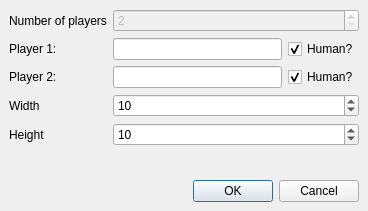
KDE/ksquares, file src/newgamedialog.ui: the form before one commit.
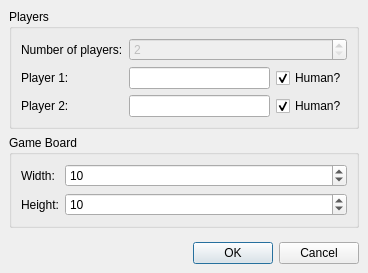
The form after the commit.

```diff
--- a/src/newgamedialog.ui
+++ b/src/newgamedialog.ui
@@ -6,7 +6,7 @@
     <x>0</x>
     <y>0</y>
     <width>368</width>
-    <height>211</height>
+    <height>273</height>
    </rect>
   </property>
   <property name="windowTitle" >
@@ -22,16 +22,44 @@
    <property name="spacing" >
     <number>6</number>
    </property>
-   <item row="0" column="0" >
+   <item row="1" column="0" >
+    <widget class="QGroupBox" name="groupBox_2" >
+     <property name="whatsThis" >
+      <string>&lt;html>&lt;head>&lt;meta name="qrichtext" content="1" />&lt;style type="text/css">
+p, li { white-space: pre-wrap; }
+&lt;/style>&lt;/head>&lt;body style=" font-family:'Sans Serif'; font-size:9pt; font-weight:400; font-style:normal; text-decoration:none;">
+&lt;p style=" margin-top:0px; margin-bottom:0px; margin-left:0px; margin-right:0px; -qt-block-indent:0; text-indent:0px;">Settings for the game board&lt;/p>&lt;/body>&lt;/html></string>
+     </property>
+     <property name="title" >
+      <string>Game Board</string>
+     </property>
     <layout class="QGridLayout" >
      <property name="margin" >
-      <number>0</number>
+       <number>9</number>
      </property>
      <property name="spacing" >
       <number>6</number>
      </property>
-     <item row="2" column="0" >
-      <widget class="QLabel" name="labelPLayer2Name" >
+      <item row="0" column="1" >
+       <widget class="QSpinBox" name="spinWidth" >
+        <property name="sizePolicy" >
+         <sizepolicy>
+          <hsizetype>7</hsizetype>
+          <vsizetype>0</vsizetype>
+          <horstretch>0</horstretch>
+          <verstretch>0</verstretch>
+         </sizepolicy>
+        </property>
+        <property name="minimum" >
+         <number>1</number>
+        </property>
+        <property name="value" >
+         <number>10</number>
+        </property>
+       </widget>
+      </item>
+      <item row="0" column="0" >
+       <widget class="QLabel" name="labelWidth" >
        <property name="whatsThis" >
         <string>&lt;html>&lt;head>&lt;meta name="qrichtext" content="1" />&lt;style type="text/css">
 p, li { white-space: pre-wrap; }
@@ -39,14 +67,32 @@
 &lt;p style=" margin-top:0px; margin-bottom:0px; margin-left:0px; margin-right:0px; -qt-block-indent:0; text-indent:0px; font-family:Sans;">The name of the second player&lt;/p>&lt;/body>&lt;/html></string>
        </property>
        <property name="text" >
-        <string>Player 2:</string>
+         <string>Width:</string>
        </property>
        <property name="buddy" >
         <cstring>playerTwoName</cstring>
        </property>
       </widget>
      </item>
-     <item row="4" column="0" >
+      <item row="1" column="1" >
+       <widget class="QSpinBox" name="spinHeight" >
+        <property name="sizePolicy" >
+         <sizepolicy>
+          <hsizetype>7</hsizetype>
+          <vsizetype>0</vsizetype>
+          <horstretch>0</horstretch>
+          <verstretch>0</verstretch>
+         </sizepolicy>
+        </property>
+        <property name="minimum" >
+         <number>1</number>
+        </property>
+        <property name="value" >
+         <number>10</number>
+        </property>
+       </widget>
+      </item>
+      <item row="1" column="0" >
       <widget class="QLabel" name="labelHeight" >
        <property name="whatsThis" >
         <string>&lt;html>&lt;head>&lt;meta name="qrichtext" content="1" />&lt;style type="text/css">
@@ -55,17 +101,44 @@
 &lt;p style=" margin-top:0px; margin-bottom:0px; margin-left:0px; margin-right:0px; -qt-block-indent:0; text-indent:0px; font-family:Sans;">The number of squares the area is high&lt;/p>&lt;/body>&lt;/html></string>
        </property>
        <property name="text" >
-        <string>Height</string>
+         <string>Height:</string>
        </property>
        <property name="buddy" >
         <cstring>spinHeight</cstring>
        </property>
       </widget>
      </item>
+     </layout>
+    </widget>
+   </item>
      <item row="0" column="0" >
-      <widget class="QLabel" name="numOfPlayersLabel" >
+    <widget class="QGroupBox" name="groupBox" >
+     <property name="whatsThis" >
+      <string>&lt;html>&lt;head>&lt;meta name="qrichtext" content="1" />&lt;style type="text/css">
+p, li { white-space: pre-wrap; }
+&lt;/style>&lt;/head>&lt;body style=" font-family:'Sans Serif'; font-size:9pt; font-weight:400; font-style:normal; text-decoration:none;">
+&lt;p style=" margin-top:0px; margin-bottom:0px; margin-left:0px; margin-right:0px; -qt-block-indent:0; text-indent:0px;">Settings for the players in the game&lt;/p>&lt;/body>&lt;/html></string>
+     </property>
+     <property name="title" >
+      <string>Players</string>
+     </property>
+     <layout class="QGridLayout" >
+      <property name="margin" >
+       <number>9</number>
+      </property>
+      <property name="spacing" >
+       <number>6</number>
+      </property>
+      <item row="2" column="2" >
+       <widget class="QCheckBox" name="playerTwoHuman" >
+        <property name="enabled" >
+         <bool>true</bool>
+        </property>
        <property name="text" >
-        <string>Number of players</string>
+         <string>Human?</string>
+        </property>
+        <property name="checked" >
+         <bool>true</bool>
        </property>
       </widget>
      </item>
@@ -91,8 +164,24 @@
      <item row="1" column="1" >
       <widget class="QLineEdit" name="playerOneName" />
      </item>
-     <item row="3" column="0" >
-      <widget class="QLabel" name="labelWidth" >
+      <item row="0" column="0" >
+       <widget class="QLabel" name="numOfPlayersLabel" >
+        <property name="whatsThis" >
+         <string>&lt;html>&lt;head>&lt;meta name="qrichtext" content="1" />&lt;style type="text/css">
+p, li { white-space: pre-wrap; }
+&lt;/style>&lt;/head>&lt;body style=" font-family:'Sans Serif'; font-size:9pt; font-weight:400; font-style:normal; text-decoration:none;">
+&lt;p style=" margin-top:0px; margin-bottom:0px; margin-left:0px; margin-right:0px; -qt-block-indent:0; text-indent:0px;">How many players will be in the game&lt;/p>&lt;/body>&lt;/html></string>
+        </property>
+        <property name="text" >
+         <string>Number of players:</string>
+        </property>
+        <property name="buddy" >
+         <cstring>spinNumOfPlayers</cstring>
+        </property>
+       </widget>
+      </item>
+      <item row="2" column="0" >
+       <widget class="QLabel" name="labelPLayer2Name" >
        <property name="whatsThis" >
         <string>&lt;html>&lt;head>&lt;meta name="qrichtext" content="1" />&lt;style type="text/css">
 p, li { white-space: pre-wrap; }
@@ -100,7 +189,7 @@
 &lt;p style=" margin-top:0px; margin-bottom:0px; margin-left:0px; margin-right:0px; -qt-block-indent:0; text-indent:0px; font-family:Sans;">The number of squares the area is wide&lt;/p>&lt;/body>&lt;/html></string>
        </property>
        <property name="text" >
-        <string>Width</string>
+         <string>Player 2:</string>
        </property>
        <property name="buddy" >
         <cstring>spinWidth</cstring>
@@ -120,24 +209,19 @@
        </property>
       </widget>
      </item>
-     <item row="2" column="2" >
-      <widget class="QCheckBox" name="playerTwoHuman" >
-       <property name="enabled" >
-        <bool>true</bool>
-       </property>
-       <property name="text" >
-        <string>Human?</string>
-       </property>
-       <property name="checked" >
-        <bool>true</bool>
-       </property>
-      </widget>
-     </item>
      <item row="0" column="1" colspan="2" >
       <widget class="QSpinBox" name="spinNumOfPlayers" >
        <property name="enabled" >
         <bool>false</bool>
        </property>
+        <property name="sizePolicy" >
+         <sizepolicy>
+          <hsizetype>7</hsizetype>
+          <vsizetype>0</vsizetype>
+          <horstretch>0</horstretch>
+          <verstretch>0</verstretch>
+         </sizepolicy>
+        </property>
        <property name="maximum" >
         <number>5</number>
        </property>
@@ -146,51 +230,32 @@
        </property>
       </widget>
      </item>
-     <item row="3" column="1" colspan="2" >
-      <widget class="QSpinBox" name="spinWidth" >
-       <property name="minimum" >
-        <number>1</number>
-       </property>
-       <property name="value" >
-        <number>10</number>
-       </property>
-      </widget>
-     </item>
-     <item row="4" column="1" colspan="2" >
-      <widget class="QSpinBox" name="spinHeight" >
-       <property name="minimum" >
-        <number>1</number>
-       </property>
-       <property name="value" >
-        <number>10</number>
-       </property>
-      </widget>
-     </item>
-    </layout>
+     </layout>
+    </widget>
    </item>
    <item row="2" column="0" >
-    <widget class="QDialogButtonBox" name="buttonBox" >
-     <property name="orientation" >
-      <enum>Qt::Horizontal</enum>
-     </property>
-     <property name="standardButtons" >
-      <set>QDialogButtonBox::Cancel|QDialogButtonBox::NoButton|QDialogButtonBox::Ok</set>
-     </property>
-    </widget>
-   </item>
-   <item row="1" column="0" >
     <spacer>
      <property name="orientation" >
       <enum>Qt::Vertical</enum>
      </property>
      <property name="sizeHint" >
       <size>
-       <width>20</width>
-       <height>40</height>
+       <width>350</width>
+       <height>20</height>
       </size>
      </property>
     </spacer>
    </item>
+   <item row="3" column="0" >
+    <widget class="QDialogButtonBox" name="buttonBox" >
+     <property name="orientation" >
+      <enum>Qt::Horizontal</enum>
+     </property>
+     <property name="standardButtons" >
+      <set>QDialogButtonBox::Cancel|QDialogButtonBox::NoButton|QDialogButtonBox::Ok</set>
+     </property>
+    </widget>
+   </item>
   </layout>
  </widget>
  <tabstops>
```
Left out of the diff: 26 changed lines with no effect on the pictures. Lines whose indentation alone changed are shown as unchanged.
